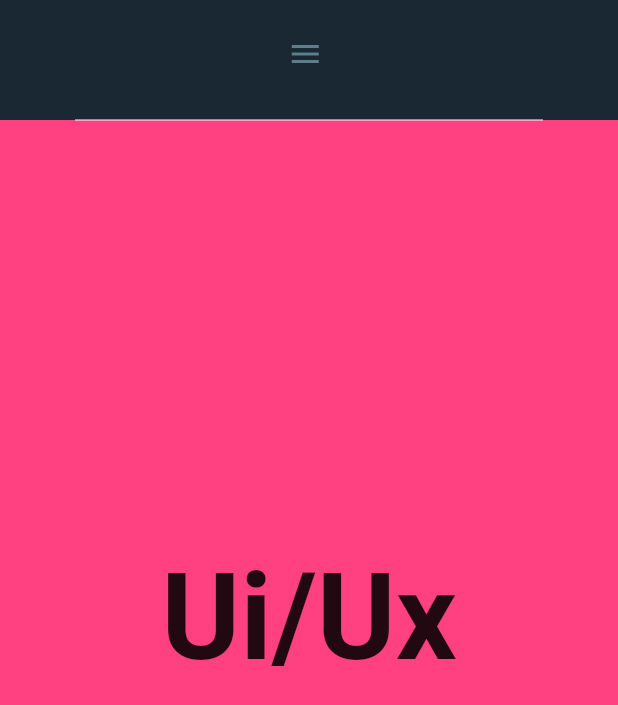
After one commit to hesptech/flutter_web_05, a Flutter app: the screen it shows after launch, scrolled down 576 dp, after a tap on the "menu" icon, on a phone screen of 412 x 824 dp. The commit adds this screen. Shown: the top 705 px of the screen. Run offline on Flutter 3.47's test engine with Material 2 defaults, Android fonts, the phone set to English and light mode, and no system bars; our stand-ins replace animate_do, fluro, font_awesome_flutter, google_fonts; missing offline and left inert: universal_html.

Commit message:
feat: navbar menu bar, rename pages

```diff
--- a/lib/main.dart
+++ b/lib/main.dart
@@ -19,12 +19,11 @@ class AppState extends StatelessWidget {
 }
 
 
-
-
 class MyApp extends StatefulWidget {
   @override
   _MyAppState createState() => _MyAppState();
 }
+
 
 class _MyAppState extends State<MyApp> {
 
@@ -40,7 +39,7 @@ class _MyAppState extends State<MyApp> {
     return MaterialApp(
       debugShowCheckedModeBanner: false,
       title: 'Landing Page',
-      initialRoute: '/about',
+      initialRoute: '/contact',
       onGenerateRoute: Flurorouter.router.generator,
     );
   }
--- a/lib/providers/page_provider.dart
+++ b/lib/providers/page_provider.dart
@@ -7,7 +7,7 @@ class PageProvider extends ChangeNotifier {
 
   PageController scrollController = new PageController();
 
-  List<String> _pages = ['home','about','pricing','contact','location'];
+  List<String> _pages = ['home','UIUX','iOSAndroid','mobileweb','contact'];
   int _currentIndex = 0;
 
 
@@ -18,7 +18,6 @@ class PageProvider extends ChangeNotifier {
 
     this.scrollController.addListener(() {
       final index = (this.scrollController.page ?? 0).round();
-
       if( index != _currentIndex ) {
         html.window.history.pushState(null, 'none', '#/${ _pages[index] }');
         _currentIndex = index;
@@ -36,7 +35,6 @@ class PageProvider extends ChangeNotifier {
 
 
   goTo( int index ) {
-
     // final routeName = _pages[index];
     html.window.history.pushState(null, 'none', '#/${ _pages[index] }');
 
--- /dev/null
+++ b/lib/providers/sidemenu_provider.dart
@@ -0,0 +1,49 @@
+import 'package:flutter/material.dart';
+
+class SideMenuProvider extends ChangeNotifier {
+
+  static late AnimationController menuController;
+  static bool isOpen = false;
+
+  String _currentPage = '';
+
+  String get currentPage{
+    return _currentPage;
+  }
+
+  void setCurrentPageUrl( String routeName ) {
+    _currentPage = routeName;
+    Future.delayed(const Duration(milliseconds: 100), () {
+      notifyListeners();
+    });
+  }
+
+
+
+  static Animation<double> movement = Tween<double>( begin: -200, end: 0 )
+    .animate( CurvedAnimation(parent: menuController, curve: Curves.easeInOut ) );
+
+  static Animation<double> opacity = Tween<double>( begin: 0, end: 1 )
+    .animate( CurvedAnimation(parent: menuController, curve: Curves.easeInOut ) );
+
+
+  static void openMenu() {
+    isOpen = true;
+    menuController.forward();
+  }
+
+  static void closeMenu() {
+    isOpen = false;
+    menuController.reverse();
+  }
+
+  static void toggleMenu() {
+    ( isOpen )
+      ? menuController.reverse()
+      : menuController.forward();
+
+    isOpen = !isOpen;
+  }
+
+
+}
--- a/lib/ui/pages/home_page.dart
+++ b/lib/ui/pages/home_page.dart
@@ -2,14 +2,13 @@ import 'package:flutter/material.dart';
 import 'package:provider/provider.dart';
 
 import 'package:vertical_landing_page/providers/page_provider.dart';
-
 import 'package:vertical_landing_page/ui/shared/custom_app_menu.dart';
-
-import 'package:vertical_landing_page/ui/views/about_view.dart';
+import 'package:vertical_landing_page/ui/shared/navbar.dart';
+import 'package:vertical_landing_page/ui/views/home_view.dart';
+import 'package:vertical_landing_page/ui/views/ui_ux_view.dart';
+import 'package:vertical_landing_page/ui/views/os_view.dart';
+import 'package:vertical_landing_page/ui/views/mw_view.dart';
 import 'package:vertical_landing_page/ui/views/contact_view.dart';
-import 'package:vertical_landing_page/ui/views/location_view.dart';
-import 'package:vertical_landing_page/ui/views/home_view.dart';
-import 'package:vertical_landing_page/ui/views/pricing_view.dart';
 
 
 class HomePage extends StatelessWidget {
@@ -23,11 +22,13 @@ class HomePage extends StatelessWidget {
 
             _HomeBody(),
 
-            Positioned(
+            /* Positioned(
               right: 20,
               top: 20,
               child: CustomAppMenu()
-            ),
+            ), */
+
+            Navbar()
 
           ],
         ),
@@ -61,10 +62,10 @@ class _HomeBody extends StatelessWidget {
       scrollDirection: Axis.vertical,
       children: [
         HomeView(),
-        AboutView(),
-        PricingView(),
+        UiUxView(),
+        OsView(),
+        MwView(),
         ContactView(),
-        LocationView(),
       ],
     );
   }
--- /dev/null
+++ b/lib/ui/shared/navbar.dart
@@ -0,0 +1,121 @@
+
+
+
+import 'package:flutter/material.dart';
+import 'package:font_awesome_flutter/font_awesome_flutter.dart';
+import 'package:provider/provider.dart';
+import 'package:vertical_landing_page/providers/page_provider.dart';
+
+import 'package:vertical_landing_page/providers/sidemenu_provider.dart';
+import 'package:vertical_landing_page/ui/shared/widgets/menu_item.dart';
+import 'package:vertical_landing_page/ui/shared/widgets/menu_item_fontawesome.dart';
+
+class Navbar extends StatelessWidget {
+  const Navbar({Key? key}) : super(key: key);
+
+  @override
+  Widget build(BuildContext context) {
+
+    final size = MediaQuery.of(context).size;
+    final pageProvider = Provider.of<PageProvider>(context, listen: false);
+    //final sideMenuProvider = Provider.of<SideMenuProvider>(context);
+
+    return Container(
+      alignment: Alignment.bottomCenter,
+      width: double.infinity,
+      height: size.width < 900 ? 80.0 : 100.0,
+      decoration: buildBoxDecoration(),
+      child: Column(
+        mainAxisAlignment: MainAxisAlignment.end,
+        children: [
+          Row(
+            mainAxisSize: MainAxisSize.max,
+            mainAxisAlignment: MainAxisAlignment.center,
+            //crossAxisAlignment: CrossAxisAlignment.start,
+            children: [
+              //const SizedBox(height: 30.0,),
+
+              if ( size.width <= 900 )
+                IconButton(
+                  icon: const Icon( Icons.menu_outlined ),
+                  onPressed: () => SideMenuProvider.openMenu(),
+                  color: Colors.blueGrey,
+                ),
+
+              const SizedBox( width: 5 ),
+
+
+              if ( size.width > 900 )
+              ...[
+                MenuItem(
+                  text: 'home',
+                  icon: Icons.home,
+                  onPressed: () => pageProvider.goTo(0),
+                  //isActive: sideMenuProvider.currentPage == Flurorouter.homeRoute,
+                ),
+
+                const SizedBox( width: 5 ),
+
+                MenuItem(
+                  text: 'UI/UX',
+                  icon: Icons.view_quilt,
+                  onPressed: () => pageProvider.goTo(1),
+                  //isActive: sideMenuProvider.currentPage == Flurorouter.uiuxRoute,
+                ),
+
+                const SizedBox( width: 5 ),
+
+                MenuItemFontawesome(
+                  text: 'iOS/Android',
+                  icon: FontAwesomeIcons.appStoreIos,
+                  icon2: FontAwesomeIcons.android,
+                  onPressed: () => pageProvider.goTo(2),
+                  //isActive: sideMenuProvider.currentPage == Flurorouter.osRoute,
+                ),
+
+                const SizedBox( width: 5 ),
+
+                MenuItem(
+                    text: 'mobile/web',
+                    icon: Icons.devices,
+                    icon2: Icons.desktop_windows_outlined,
+                    onPressed: () => pageProvider.goTo(3),
+                    //isActive: sideMenuProvider.currentPage == Flurorouter.mwRoute,
+                  ),
+
+                const SizedBox( width: 5 ),
+
+                MenuItem(
+                    text: 'contacts',
+                    icon: Icons.list_alt_outlined,
+                    onPressed: () => pageProvider.goTo(4),
+                    //isActive: sideMenuProvider.currentPage == Flurorouter.contactRoute,
+                  ),
+              ],
+
+            ],
+          ),
+          const SizedBox(height: 20.0,),
+          const Divider(
+            height: 0,
+            color: Colors.white,
+            indent: 50.0,
+            endIndent: 50.0,
+          ),
+        ],
+      ),
+    );
+  }
+
+
+  BoxDecoration buildBoxDecoration() => const BoxDecoration(
+    //color: Colors.white,
+    color: Color( 0xff1A2834 ),
+    /* boxShadow: [
+      BoxShadow(
+        color: Colors.black12,
+        blurRadius: 5
+      )
+    ] */
+  );
+}
--- /dev/null
+++ b/lib/ui/views/ui_ux_view.dart
@@ -0,0 +1,27 @@
+
+
+import 'package:flutter/material.dart';
+import 'package:google_fonts/google_fonts.dart';
+
+class UiUxView extends StatelessWidget {
+  const UiUxView({Key? key}) : super(key: key);
+
+  @override
+  Widget build(BuildContext context) {
+    return Container(
+      color: Colors.pinkAccent,
+      child: Center(
+        child: FittedBox(
+          fit: BoxFit.contain,
+          child: Text(
+            'Ui/Ux',
+            style: GoogleFonts.montserratAlternates(
+              fontSize: 80,
+              fontWeight: FontWeight.bold
+            ),
+          ),
+        ),
+      ),
+    );
+  }
+}
--- a/pubspec.yaml
+++ b/pubspec.yaml
@@ -21,11 +21,12 @@ environment:
   sdk: ">=2.12.0 <3.0.0"
 
 dependencies:
-  flutter:
-    sdk: flutter
   animate_do: ^2.0.0
   cupertino_icons: ^1.0.2
   fluro: ^2.0.3
+  flutter:
+    sdk: flutter
+  font_awesome_flutter: ^10.7.0
   google_fonts: ^6.1.0
   provider: ^5.0.0
   universal_html: ^2.0.8
```
Also changed, not shown: lib/ui/shared/custom_app_menu.dart (+5 -5 lines), lib/ui/shared/widgets/menu_item.dart (added, +79 -0 lines), lib/ui/shared/widgets/menu_item_fontawesome.dart (added, +81 -0 lines), lib/ui/views/mw_view.dart (added, +27 -0 lines), lib/ui/views/os_view.dart (added, +27 -0 lines), lib/router/router_handlers.dart (line endings or trailing spaces), pubspec.lock.
